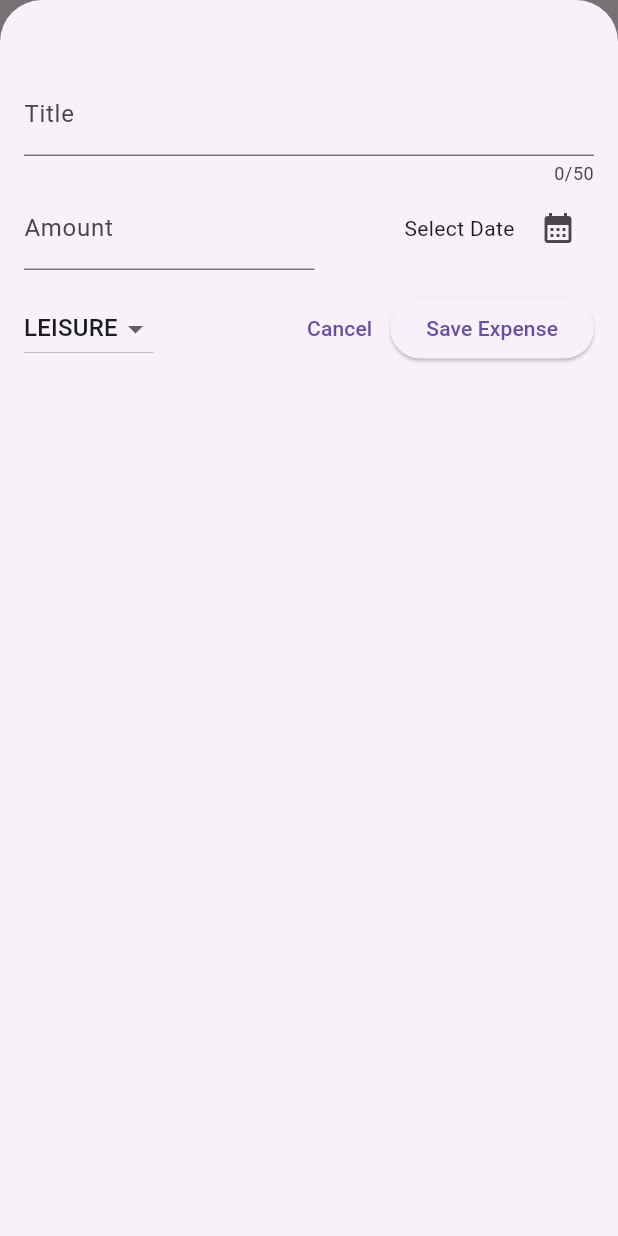
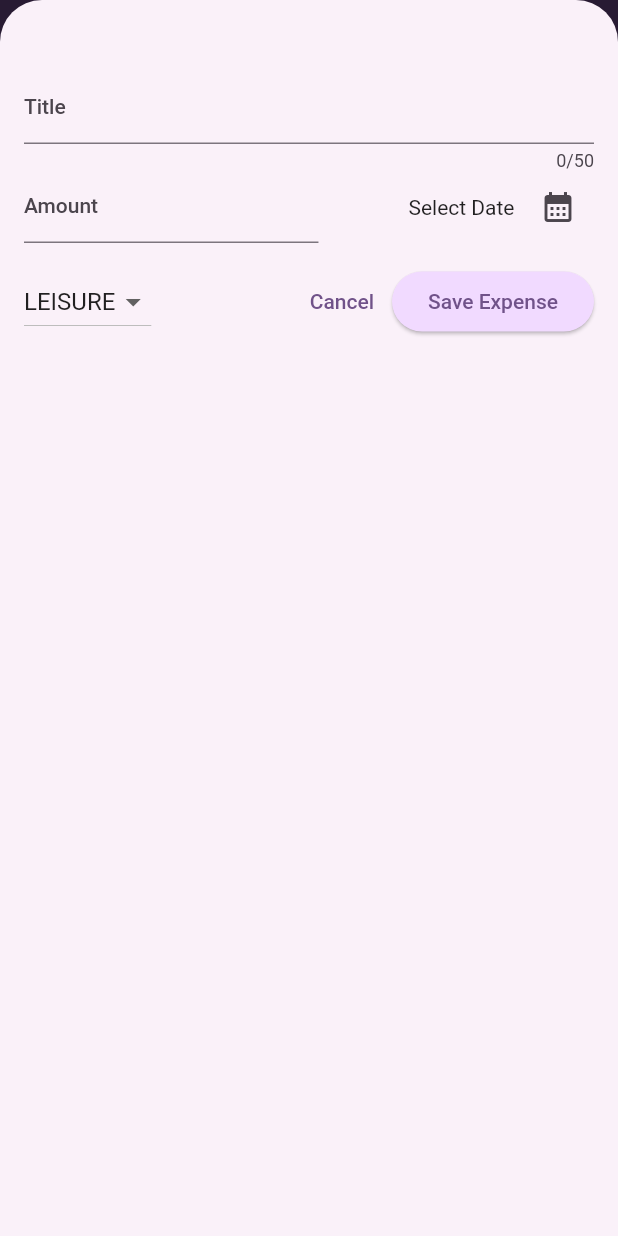
Before and after one commit to chiraag918/flutter_expense_tracker, a Flutter app: the screen it shows after launch, after a tap on the "add" icon, on a phone screen of 412 x 824 dp. Run offline on Flutter 3.47's test engine with Material 2 defaults, Android fonts, the light colour scheme and no system bars.

Commit message:
setup & consume global theme

```diff
--- a/lib/main.dart
+++ b/lib/main.dart
@@ -1,10 +1,37 @@
 import 'package:flutter/material.dart';
 import 'package:flutter_expense_tracker/expenses.dart';
+
+final kColorScheme =
+    ColorScheme.fromSeed(seedColor: const Color.fromARGB(255, 157, 0, 255));
 
 void main() {
   runApp(
     MaterialApp(
-      theme: ThemeData(useMaterial3: true),
+      theme: ThemeData().copyWith(
+        useMaterial3: true,
+        colorScheme: kColorScheme,
+        appBarTheme: AppBarTheme(
+          centerTitle: false,
+          backgroundColor: kColorScheme.onPrimaryContainer,
+          foregroundColor: kColorScheme.primaryContainer,
+        ),
+        cardTheme: CardTheme(
+          elevation: 5,
+          color: kColorScheme.secondaryContainer,
+          margin: const EdgeInsets.symmetric(horizontal: 16, vertical: 8),
+        ),
+        elevatedButtonTheme: ElevatedButtonThemeData(
+          style: ElevatedButton.styleFrom(
+            backgroundColor: kColorScheme.primaryContainer,
+          ),
+        ),
+        textTheme: ThemeData().textTheme.copyWith(
+              titleLarge: TextStyle(
+                fontWeight: FontWeight.w500,
+                color: kColorScheme.onSecondaryContainer,
+              ),
+            ),
+      ),
       home: const Expenses(),
     ),
   );
--- a/lib/widgets/expenses/expenses_item.dart
+++ b/lib/widgets/expenses/expenses_item.dart
@@ -13,8 +13,12 @@
       child: Padding(
         padding: const EdgeInsets.symmetric(horizontal: 15, vertical: 10),
         child: Column(
+          crossAxisAlignment: CrossAxisAlignment.start,
           children: [
-            Text(expense.title),
+            Text(
+              expense.title,
+              style: Theme.of(context).textTheme.titleLarge,
+            ),
             const SizedBox(height: 20),
             Row(
               children: [
```
Also changed, not shown: lib/widgets/expenses/expenses_list.dart (+7 -0 lines).
